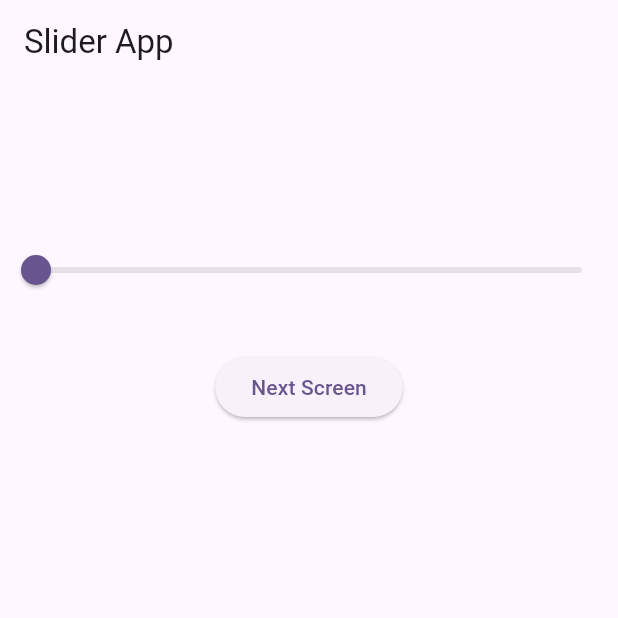
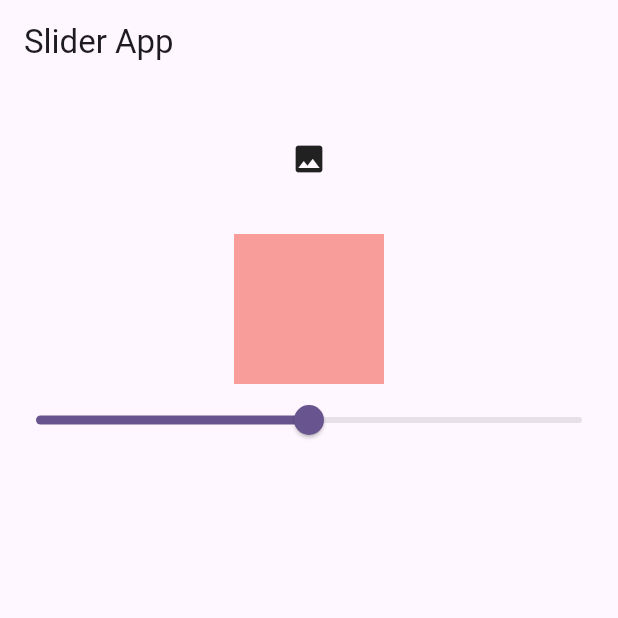
Before and after one commit to skyyygal/Riverpod-Series, a Flutter app: the screen it shows after launch, on a phone screen of 412 x 824 dp, the top half of it. Run offline on Flutter 3.47's test engine with Material 3 defaults, Android fonts, the phone set to English and light mode, and no system bars; our stand-ins replace flutter_riverpod.

Commit message:
Slider App and show password techniques but when we make changes in one state other state is build unnecessarily.

```diff
--- a/lib/main.dart
+++ b/lib/main.dart
@@ -1,6 +1,6 @@
 import 'package:flutter/material.dart';
 import 'package:flutter_riverpod/flutter_riverpod.dart';
-import 'package:riverpod_series/home_screen.dart';
+import 'package:riverpod_series/multiple_state_screen.dart';
 
 void main() {
   runApp(const MyApp());
--- /dev/null
+++ b/lib/multiple_state_screen.dart
@@ -0,0 +1,70 @@
+import 'package:flutter/material.dart';
+import 'package:flutter_riverpod/flutter_riverpod.dart';
+import 'package:riverpod_series/multiple_state_provider.dart';
+
+class HomeScreen extends ConsumerWidget {
+  const HomeScreen({super.key});
+
+  @override
+  Widget build(BuildContext context, WidgetRef ref) {
+    print("object");
+    return Scaffold(
+      appBar: AppBar(title: Text("Slider App")),
+      body: Column(
+        children: [
+          Consumer(
+            builder: (context, ref, child) {
+              final slider = ref.watch(sliderProvider2);
+              print("container");
+              return InkWell(
+                onTap: () {
+                  print("Show Passweord");
+                  final stateProvider2 = ref.read(sliderProvider2.notifier);
+                  stateProvider2.state = stateProvider2.state.copyWith(
+                    showPassword: !slider.showPassword,
+                  );
+                },
+                child: SizedBox(
+                  height: 100,
+                  width: 100,
+                  // color: Colors.red.withOpacity(slider.slider),
+                  child: slider.showPassword
+                      ? Icon(Icons.remove_red_eye)
+                      : Icon(Icons.image),
+                ),
+              );
+            },
+          ),
+
+          Consumer(
+            builder: (context, ref, child) {
+              final slider = ref.watch(sliderProvider2);
+              print("container");
+              return Container(
+                height: 100,
+                width: 100,
+                color: Colors.red.withOpacity(slider.slider),
+              );
+            },
+          ),
+
+          Consumer(
+            builder: (context, ref, child) {
+              final slider = ref.watch(sliderProvider2);
+              print("slider");
+              return Slider(
+                value: slider.slider,
+                onChanged: (value) {
+                  final stateProvider2 = ref.read(sliderProvider2.notifier);
+                  stateProvider2.state = stateProvider2.state.copyWith(
+                    slider: value,
+                  );
+                },
+              );
+            },
+          ),
+        ],
+      ),
+    );
+  }
+}
--- a/lib/slider_provider.dart
+++ b/lib/slider_provider.dart
@@ -1,4 +1,4 @@
-import 'package:riverpod/riverpod.dart';
+import 'package:flutter_riverpod/flutter_riverpod.dart';
 
 final sliderProvider = StateProvider<double>((ref) {
   return 0.0;
```
Also changed, not shown: lib/home_screen.dart (+4 -4 lines), lib/multiple_state_provider.dart (added, +26 -0 lines).
